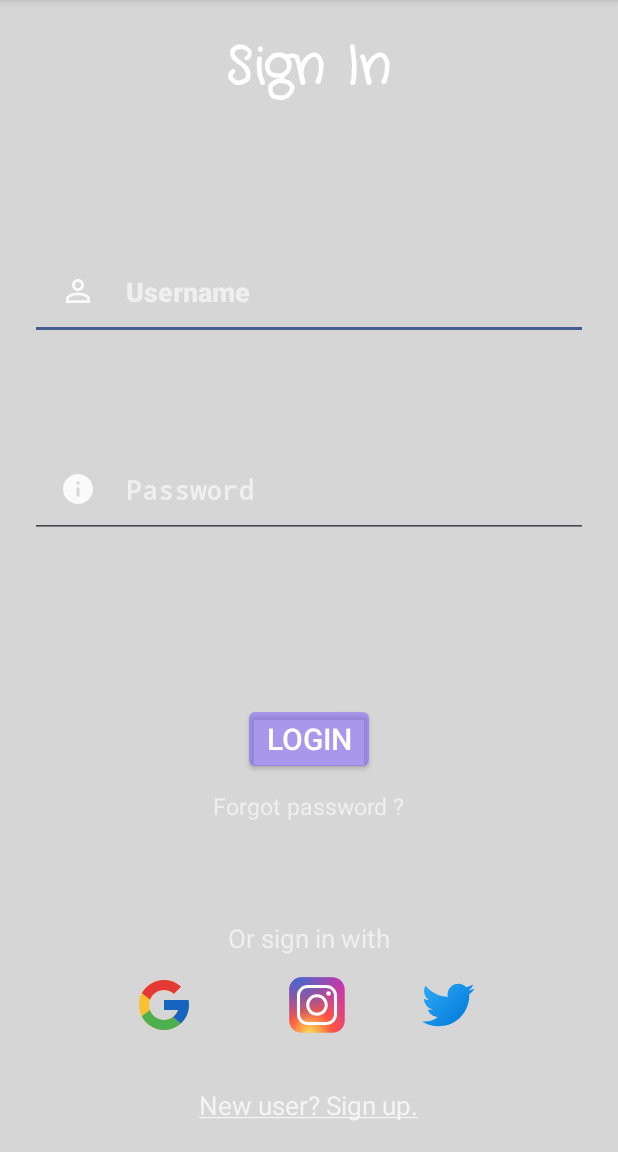
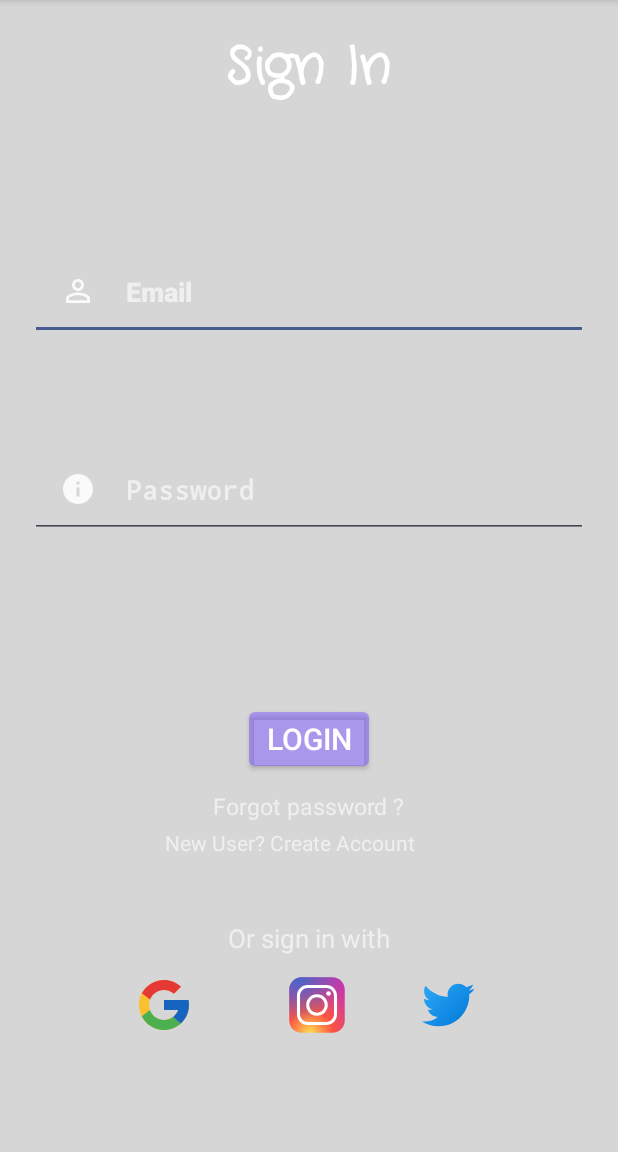
Before and after one commit to shubh-verma-19cs/Smart-To-Do, an Android app: the layout activity_log_in.xml on its own in the app's theme, with its tools: preview values and no code run, on a phone screen of 412 x 824 dp, the part 84-1236 px from its top. Run offline under Robolectric (Android 15) with nearby library versions, the phone set to English and light mode, and no system bars.

Commit message:
Login, Register, Forgot Pass done

```diff
--- a/app/build.gradle
+++ b/app/build.gradle
@@ -1,5 +1,6 @@
 plugins {
     id 'com.android.application'
+    id 'com.google.gms.google-services'
 }
 
 android {
@@ -35,6 +36,7 @@ dependencies {
     implementation 'androidx.preference:preference:1.1.1'
     implementation 'com.google.android.material:material:1.0.0'
     implementation "androidx.drawerlayout:drawerlayout:1.0.0"
+    implementation 'com.google.firebase:firebase-auth:21.0.1'
     testImplementation 'junit:junit:4.+'
     implementation 'com.github.yukuku:ambilwarna:2.0.1'
     androidTestImplementation 'androidx.test.ext:junit:1.1.3'
--- a/app/src/main/res/layout/activity_forget_password.xml
+++ b/app/src/main/res/layout/activity_forget_password.xml
@@ -30,7 +30,7 @@
         />
 
     <EditText
-        android:id="@+id/tv_forgot3"
+        android:id="@+id/tv_forgotemail"
         android:layout_width="match_parent"
         android:layout_height="wrap_content"
         android:layout_below="@id/tv_forgot2"
@@ -40,16 +40,16 @@
         android:layout_marginBottom="10dp"
         android:drawableLeft="@drawable/ic_baseline_person_outline_24"
         android:drawablePadding="20dp"
-        android:textColorHint="#9AFFFFFF"
         android:hint="Email Id"
         android:padding="20dp"
         android:textColor="@color/white"
+        android:textColorHint="#9AFFFFFF"
         android:textStyle="bold" />
 
     <Button
         android:layout_width="wrap_content"
         android:layout_height="wrap_content"
-        android:layout_below="@id/tv_forgot3"
+        android:layout_below="@id/tv_forgotemail"
         android:layout_centerHorizontal="true"
         android:id="@+id/btn_forgot_reset"
         android:layout_marginTop="70dp"
--- a/app/src/main/res/layout/activity_log_in.xml
+++ b/app/src/main/res/layout/activity_log_in.xml
@@ -22,7 +22,7 @@
         android:textStyle="bold" />
 
     <EditText
-        android:id="@+id/username"
+        android:id="@+id/email"
         android:layout_width="match_parent"
         android:layout_height="wrap_content"
         android:layout_below="@id/signin"
@@ -31,7 +31,7 @@
         android:layout_marginEnd="20dp"
         android:drawableLeft="@drawable/ic_baseline_person_outline_24"
         android:drawablePadding="20dp"
-        android:hint="Username"
+        android:hint="Email"
         android:textColorHint="#9AFFFFFF"
         android:padding="20dp"
         android:textColor="@color/white"
@@ -41,7 +41,7 @@
         android:id="@+id/password"
         android:layout_width="match_parent"
         android:layout_height="wrap_content"
-        android:layout_below="@id/username"
+        android:layout_below="@id/email"
         android:layout_marginTop="67dp"
         android:layout_marginBottom="10dp"
         android:layout_marginStart="20dp"
@@ -56,16 +56,16 @@
         android:textStyle="bold" />
 
     <Button
+        android:id="@+id/loginbtn"
         android:layout_width="wrap_content"
         android:layout_height="wrap_content"
         android:layout_below="@id/password"
         android:layout_centerHorizontal="true"
-        android:id="@+id/loginbtn"
         android:layout_marginTop="100dp"
         android:backgroundTint="#837F5CFF"
         android:elevation="100dp"
+        android:text="Login"
         android:textColor="@color/white"
-        android:text="Login"
         android:textSize="20dp"
 
         />
@@ -79,7 +79,16 @@
         android:textSize="15dp"
         android:id="@+id/forgotpass"
         android:layout_below="@+id/loginbtn"/>
-
+    <TextView
+        android:layout_width="wrap_content"
+        android:layout_height="match_parent"
+        android:id="@+id/divert_to_reg"
+        android:text="New User? Create Account"
+        android:textColor="#9AFFFFFF"
+        android:layout_below="@+id/loginbtn"
+        android:layout_marginTop="35dp"
+        android:layout_marginLeft="110dp"
+        />
 
 
     <TextView
@@ -125,17 +134,17 @@
         android:layout_marginEnd="86dp"
         android:src="@drawable/tw" />
 
-    <TextView
-        android:layout_width="wrap_content"
-        android:layout_height="wrap_content"
-        android:layout_centerHorizontal="true"
-        android:id="@+id/register_text"
-        android:layout_below="@id/inst_icon"
-        android:text="@string/new_sign"
-        android:layout_marginTop="30dp"
-        android:textColor="#BAFFFFFF"
-        android:textSize="17dp"
-        />
+<!--    <TextView-->
+<!--        android:layout_width="wrap_content"-->
+<!--        android:layout_height="wrap_content"-->
+<!--        android:layout_centerHorizontal="true"-->
+<!--        android:id="@+id/register_text"-->
+<!--        android:layout_below="@id/inst_icon"-->
+<!--        android:text="@string/new_sign"-->
+<!--        android:layout_marginTop="30dp"-->
+<!--        android:textColor="#BAFFFFFF"-->
+<!--        android:textSize="17dp"-->
+<!--        />-->
 
 
 </RelativeLayout>
--- a/app/src/main/res/layout/activity_register.xml
+++ b/app/src/main/res/layout/activity_register.xml
@@ -53,7 +53,6 @@
 
         android:drawablePadding="20dp"
         android:hint="Username"
-        android:inputType="textPassword"
 
         android:padding="20dp"
         android:textColor="@color/white"
--- a/build.gradle
+++ b/build.gradle
@@ -6,6 +6,7 @@ buildscript {
     }
     dependencies {
         classpath 'com.android.tools.build:gradle:7.0.3'
+        classpath 'com.google.gms:google-services:4.3.10'
 
         // NOTE: Do not place your application dependencies here; they belong
         // in the individual module build.gradle files
```
Also changed, not shown: app/src/main/java/com/example/splashscreen/ForgotPassword.java (+55 -1 lines), app/src/main/java/com/example/splashscreen/LogInActivity.java (+47 -5 lines), app/src/main/java/com/example/splashscreen/RegisterActivity.java (+44 -1 lines).
